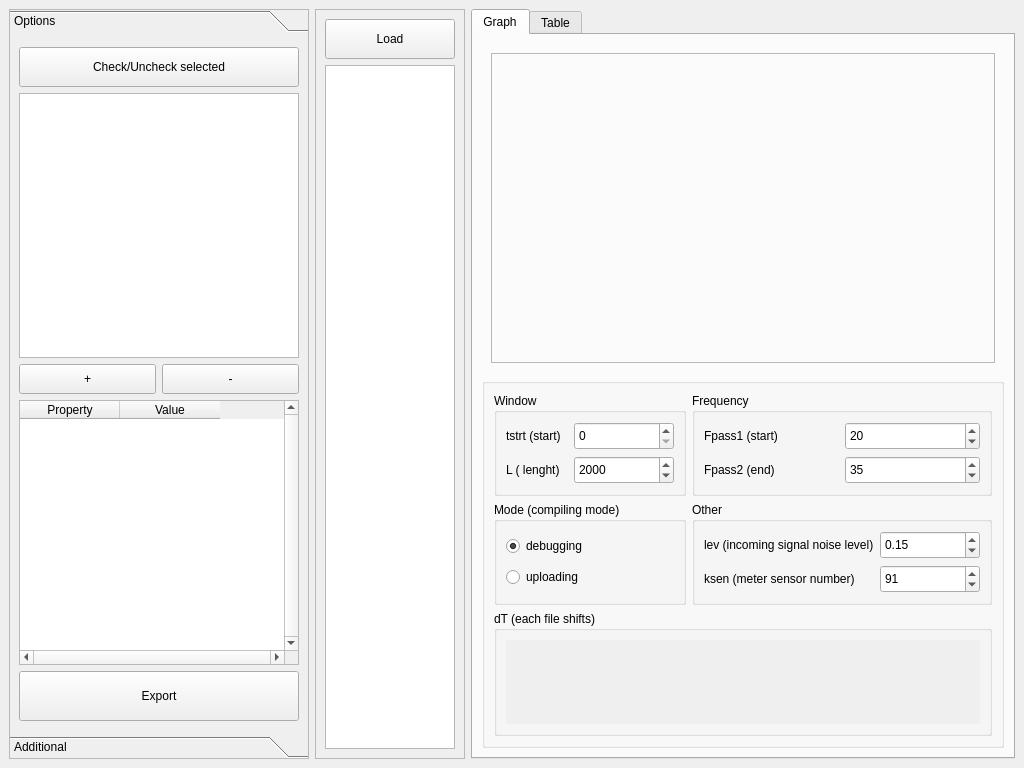
Above: SyncGraph.ui from salmanchik1/SyncGraph before the change. Below: the same form after it.
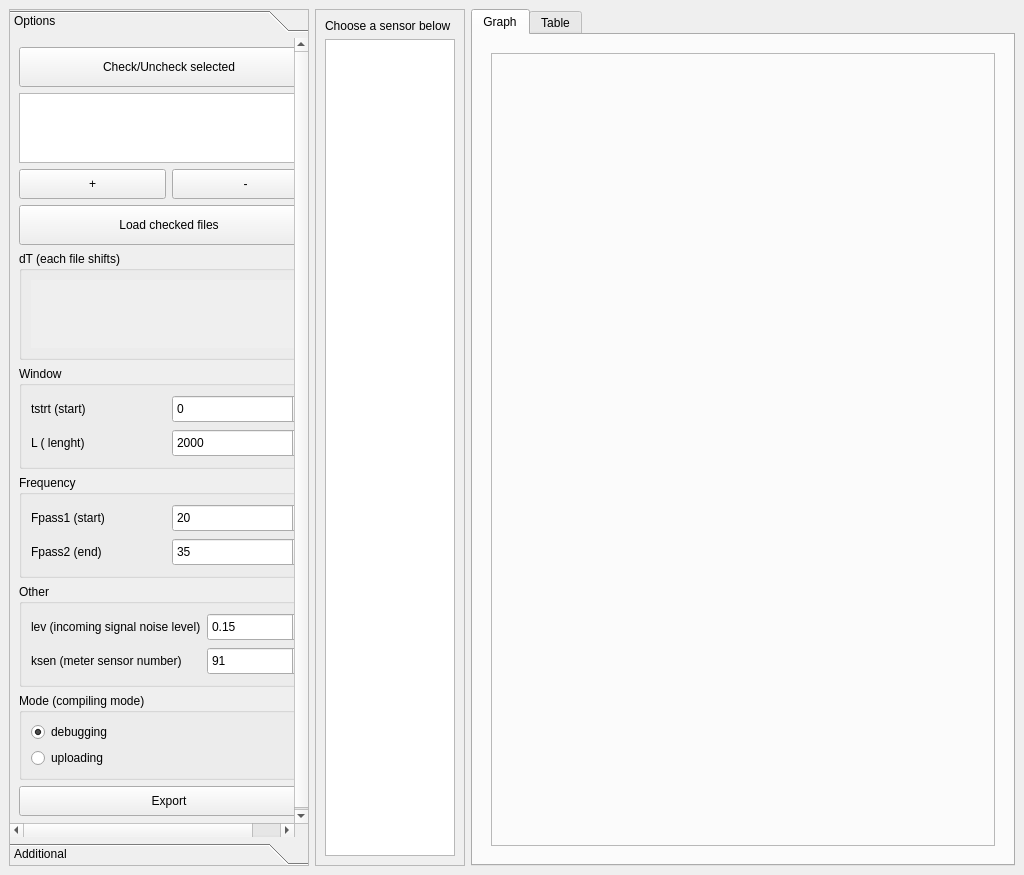
That is the form after the change.

Commit message: put graph options to the leftbar

```diff
--- a/SyncGraph.ui
+++ b/SyncGraph.ui
@@ -7,7 +7,7 @@
     <x>0</x>
     <y>0</y>
     <width>1024</width>
-    <height>768</height>
+    <height>875</height>
    </rect>
   </property>
   <property name="minimumSize">
@@ -46,8 +46,8 @@
         <rect>
          <x>0</x>
          <y>0</y>
-         <width>296</width>
-         <height>700</height>
+         <width>299</width>
+         <height>795</height>
         </rect>
        </property>
        <attribute name="label">
@@ -126,71 +126,6 @@
          </layout>
         </item>
         <item>
-         <widget class="QTableWidget" name="tableWidget">
-          <property name="verticalScrollBarPolicy">
-           <enum>Qt::ScrollBarAlwaysOn</enum>
-          </property>
-          <property name="horizontalScrollBarPolicy">
-           <enum>Qt::ScrollBarAlwaysOn</enum>
-          </property>
-          <column>
-           <property name="text">
-            <string>Property</string>
-           </property>
-          </column>
-          <column>
-           <property name="text">
-            <string>Value</string>
-           </property>
-          </column>
-         </widget>
-        </item>
-        <item>
-         <widget class="QPushButton" name="pushButton">
-          <property name="minimumSize">
-           <size>
-            <width>0</width>
-            <height>50</height>
-           </size>
-          </property>
-          <property name="text">
-           <string>Export</string>
-          </property>
-         </widget>
-        </item>
-       </layout>
-      </widget>
-      <widget class="QWidget" name="additionalLeftBarPage">
-       <property name="geometry">
-        <rect>
-         <x>0</x>
-         <y>0</y>
-         <width>296</width>
-         <height>700</height>
-        </rect>
-       </property>
-       <attribute name="label">
-        <string>Additional</string>
-       </attribute>
-      </widget>
-     </widget>
-    </item>
-    <item>
-     <widget class="QFrame" name="chooseItemBar">
-      <property name="maximumSize">
-       <size>
-        <width>150</width>
-        <height>16777215</height>
-       </size>
-      </property>
-      <property name="frameShape">
-       <enum>QFrame::StyledPanel</enum>
-      </property>
-      <property name="frameShadow">
-       <enum>QFrame::Raised</enum>
-      </property>
-      <layout class="QVBoxLayout" name="verticalLayout_2">
-       <item>
         <widget class="QPushButton" name="loadButton">
          <property name="minimumSize">
           <size>
@@ -199,52 +134,50 @@
           </size>
          </property>
          <property name="text">
-          <string>Load</string>
+           <string>Load checked files</string>
          </property>
         </widget>
        </item>
        <item>
-        <widget class="QListView" name="sensorsListView"/>
-       </item>
-      </layout>
-     </widget>
-    </item>
-    <item>
-     <widget class="QTabWidget" name="tabView">
-      <property name="currentIndex">
-       <number>0</number>
-      </property>
-      <widget class="QWidget" name="graphTabPage">
-       <attribute name="title">
-        <string>Graph</string>
-       </attribute>
-       <layout class="QGridLayout" name="gridLayout">
-        <item row="0" column="0">
-         <widget class="QWidget" name="contentGraphics" native="true">
-          <layout class="QHBoxLayout" name="horizontalLayout_4">
-           <item>
-            <widget class="QFrame" name="graphFrame">
-             <property name="frameShape">
-              <enum>QFrame::StyledPanel</enum>
-             </property>
-             <property name="frameShadow">
-              <enum>QFrame::Raised</enum>
-             </property>
-            </widget>
-           </item>
-          </layout>
-         </widget>
-        </item>
+         <widget class="QGroupBox" name="shiftsGroupBox">
+          <property name="title">
+           <string>dT (each file shifts)</string>
+          </property>
+          <layout class="QGridLayout" name="gridLayout_5">
         <item row="1" column="0">
-         <widget class="QGroupBox" name="graphOptionsGroupBox">
-          <property name="maximumSize">
-           <size>
-            <width>16777215</width>
-            <height>370</height>
-           </size>
-          </property>
-          <layout class="QGridLayout" name="gridLayout_6">
-           <item row="0" column="0">
+            <widget class="QScrollArea" name="shiftsScrollArea">
+             <property name="frameShape">
+              <enum>QFrame::NoFrame</enum>
+             </property>
+             <property name="lineWidth">
+              <number>1</number>
+             </property>
+             <property name="horizontalScrollBarPolicy">
+              <enum>Qt::ScrollBarAlwaysOff</enum>
+             </property>
+             <property name="sizeAdjustPolicy">
+              <enum>QAbstractScrollArea::AdjustToContents</enum>
+             </property>
+             <property name="widgetResizable">
+              <bool>true</bool>
+             </property>
+             <widget class="QWidget" name="scrollAreaWidgetContents">
+              <property name="geometry">
+               <rect>
+                <x>0</x>
+                <y>0</y>
+                <width>273</width>
+                <height>82</height>
+               </rect>
+              </property>
+              <layout class="QGridLayout" name="gridLayout_7"/>
+             </widget>
+            </widget>
+           </item>
+          </layout>
+         </widget>
+        </item>
+        <item>
             <widget class="QGroupBox" name="groupBox_3">
              <property name="title">
               <string>Window</string>
@@ -305,7 +238,7 @@
              </layout>
             </widget>
            </item>
-           <item row="0" column="1">
+        <item>
             <widget class="QGroupBox" name="groupBox_2">
              <property name="title">
               <string>Frequency</string>
@@ -360,33 +293,7 @@
              </layout>
             </widget>
            </item>
-           <item row="1" column="0">
-            <widget class="QGroupBox" name="groupBox">
-             <property name="title">
-              <string>Mode (compiling mode)</string>
-             </property>
-             <layout class="QVBoxLayout" name="verticalLayout_3">
               <item>
-               <widget class="QRadioButton" name="radioButton">
-                <property name="text">
-                 <string>debugging</string>
-                </property>
-                <property name="checked">
-                 <bool>true</bool>
-                </property>
-               </widget>
-              </item>
-              <item>
-               <widget class="QRadioButton" name="radioButton_2">
-                <property name="text">
-                 <string>uploading</string>
-                </property>
-               </widget>
-              </item>
-             </layout>
-            </widget>
-           </item>
-           <item row="1" column="1">
             <widget class="QGroupBox" name="groupBox_4">
              <property name="title">
               <string>Other</string>
@@ -441,43 +348,114 @@
              </layout>
             </widget>
            </item>
-           <item row="2" column="0" colspan="2">
-            <widget class="QGroupBox" name="shiftsGroupBox">
+        <item>
+         <widget class="QGroupBox" name="groupBox">
              <property name="title">
-              <string>dT (each file shifts)</string>
-             </property>
-             <layout class="QGridLayout" name="gridLayout_5">
-              <item row="0" column="0">
-               <widget class="QScrollArea" name="shiftsScrollArea">
-                <property name="frameShape">
-                 <enum>QFrame::NoFrame</enum>
-                </property>
-                <property name="lineWidth">
-                 <number>1</number>
-                </property>
-                <property name="horizontalScrollBarPolicy">
-                 <enum>Qt::ScrollBarAlwaysOff</enum>
-                </property>
-                <property name="sizeAdjustPolicy">
-                 <enum>QAbstractScrollArea::AdjustToContents</enum>
-                </property>
-                <property name="widgetResizable">
+           <string>Mode (compiling mode)</string>
+          </property>
+          <layout class="QVBoxLayout" name="verticalLayout_3">
+           <item>
+            <widget class="QRadioButton" name="radioButton">
+             <property name="text">
+              <string>debugging</string>
+             </property>
+             <property name="checked">
                  <bool>true</bool>
                 </property>
-                <widget class="QWidget" name="scrollAreaWidgetContents">
+            </widget>
+           </item>
+           <item>
+            <widget class="QRadioButton" name="radioButton_2">
+             <property name="text">
+              <string>uploading</string>
+             </property>
+            </widget>
+           </item>
+          </layout>
+         </widget>
+        </item>
+        <item>
+         <widget class="QPushButton" name="pushButton">
+          <property name="minimumSize">
+           <size>
+            <width>0</width>
+            <height>30</height>
+           </size>
+          </property>
+          <property name="text">
+           <string>Export</string>
+          </property>
+         </widget>
+        </item>
+       </layout>
+      </widget>
+      <widget class="QWidget" name="additionalLeftBarPage">
+       <property name="enabled">
+        <bool>false</bool>
+       </property>
                  <property name="geometry">
                   <rect>
                    <x>0</x>
                    <y>0</y>
-                   <width>508</width>
-                   <height>133</height>
-                  </rect>
-                 </property>
-                 <layout class="QGridLayout" name="gridLayout_7"/>
-                </widget>
-               </widget>
-              </item>
-             </layout>
+         <width>296</width>
+         <height>809</height>
+        </rect>
+       </property>
+       <attribute name="label">
+        <string>Additional</string>
+       </attribute>
+      </widget>
+     </widget>
+    </item>
+    <item>
+     <widget class="QFrame" name="chooseItemBar">
+      <property name="maximumSize">
+       <size>
+        <width>150</width>
+        <height>16777215</height>
+       </size>
+      </property>
+      <property name="frameShape">
+       <enum>QFrame::StyledPanel</enum>
+      </property>
+      <property name="frameShadow">
+       <enum>QFrame::Raised</enum>
+      </property>
+      <layout class="QVBoxLayout" name="verticalLayout_2">
+       <item>
+        <widget class="QLabel" name="label_3">
+         <property name="text">
+          <string>Choose a sensor below</string>
+         </property>
+        </widget>
+       </item>
+       <item>
+        <widget class="QListView" name="sensorsListView"/>
+       </item>
+      </layout>
+     </widget>
+    </item>
+    <item>
+     <widget class="QTabWidget" name="tabView">
+      <property name="currentIndex">
+       <number>0</number>
+      </property>
+      <widget class="QWidget" name="graphTabPage">
+       <attribute name="title">
+        <string>Graph</string>
+       </attribute>
+       <layout class="QGridLayout" name="gridLayout">
+        <item row="0" column="0">
+         <widget class="QWidget" name="contentGraphics" native="true">
+          <layout class="QHBoxLayout" name="horizontalLayout_4">
+           <item>
+            <widget class="QFrame" name="graphFrame">
+             <property name="frameShape">
+              <enum>QFrame::StyledPanel</enum>
+             </property>
+             <property name="frameShadow">
+              <enum>QFrame::Raised</enum>
+             </property>
             </widget>
            </item>
           </layout>
```
Lines whose indentation alone changed are shown as unchanged. The commit also changes 1 other file.
